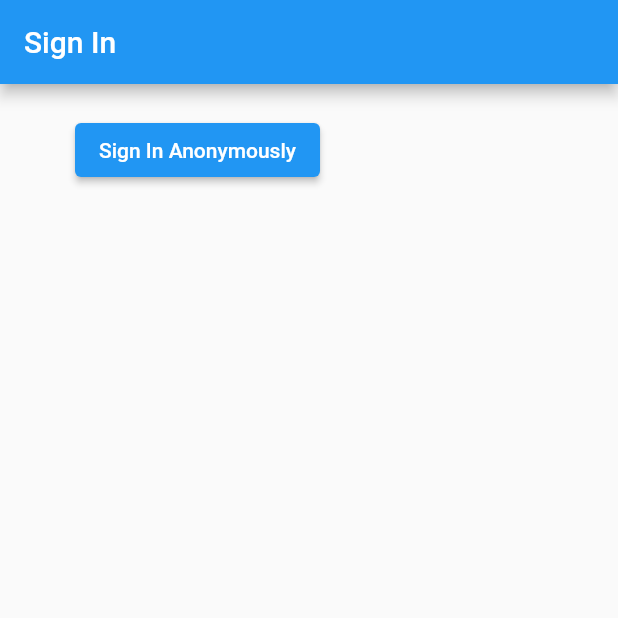
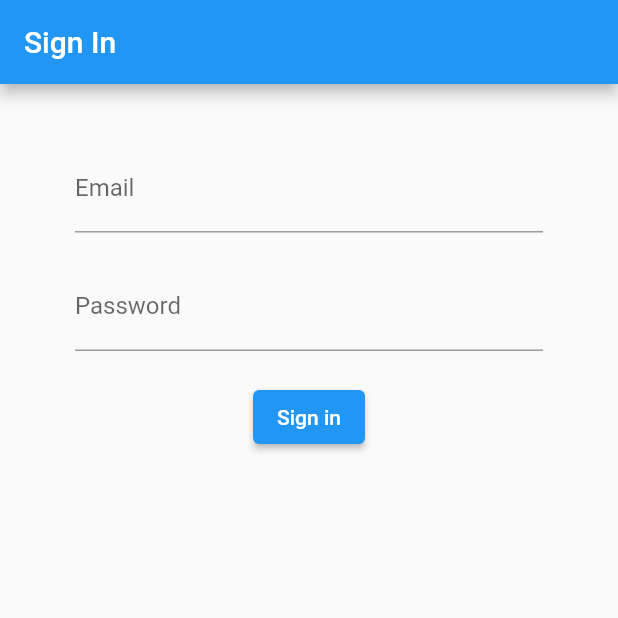
Before and after one commit to lwpamihiranga/cricket-users-app, a Flutter app: the screen it shows after launch, on a phone screen of 412 x 824 dp, the top half of it. Run offline on Flutter 3.47's test engine with Material 2 defaults, Android fonts, the phone set to English and light mode, and no system bars; our stand-ins replace firebase_auth, firebase_core; accounts and stored records are empty.

Commit message:
update sign in screen with a form

```diff
--- a/lib/screens/authenticate/sign_in.dart
+++ b/lib/screens/authenticate/sign_in.dart
@@ -12,6 +12,10 @@ class _SignInState extends State<SignIn> {
   // get AuthService instance
   final AuthService _authService = AuthService();
 
+  // text field state
+  String _email = '';
+  String _password = '';
+
   @override
   Widget build(BuildContext context) {
     return Scaffold(
@@ -23,19 +27,56 @@ class _SignInState extends State<SignIn> {
       ),
       body: Container(
         padding: EdgeInsets.symmetric(vertical: 20, horizontal: 50),
-        child: ElevatedButton(
-          child: Text('Sign In Anonymously'),
-          onPressed: () async {
-            dynamic result = await _authService.signInAnonymously();
+        child: Form(
+          child: Column(
+            children: <Widget>[
+              SizedBox(
+                height: 20.0,
+              ),
+              TextFormField(
+                decoration: InputDecoration(labelText: 'Email'),
+                onChanged: (value) {
+                  setState(() => _email = value);
+                },
+              ),
+              SizedBox(
+                height: 20.0,
+              ),
+              TextFormField(
+                decoration: InputDecoration(labelText: 'Password'),
+                obscureText: true,
+                onChanged: (value) {
+                  setState(() => _password = value);
+                },
+              ),
+              SizedBox(
+                height: 20.0,
+              ),
+              ElevatedButton(
+                child: Text('Sign in'),
+                onPressed: () async {
+                  print(_email);
+                  print(_password);
+                },
+              )
+            ],
+          ),
+        ),
 
-            if (result == null) {
-              print('Error Signing In');
-            } else {
-              print('Signed In');
-              print(result.uid);
-            }
-          },
-        ),
+        // Old anonymous sign in button
+        // ElevatedButton(
+        //   child: Text('Sign In Anonymously'),
+        //   onPressed: () async {
+        //     dynamic result = await _authService.signInAnonymously();
+        //
+        //     if (result == null) {
+        //       print('Error Signing In');
+        //     } else {
+        //       print('Signed In');
+        //       print(result.uid);
+        //     }
+        //   },
+        // ),
       ),
     );
   }
```
